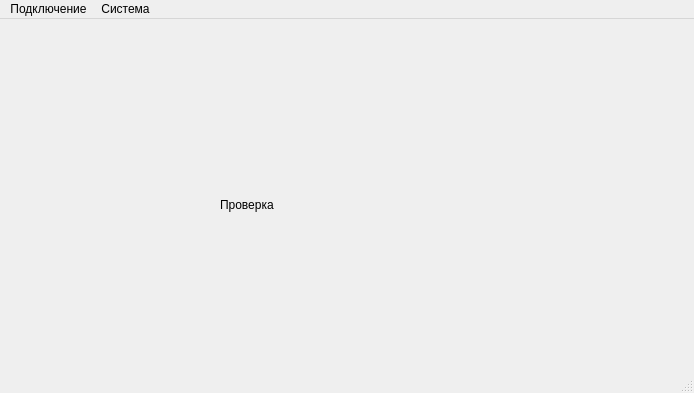
ProElDinh/ChemController, file mainwindow.ui: the form before one commit.
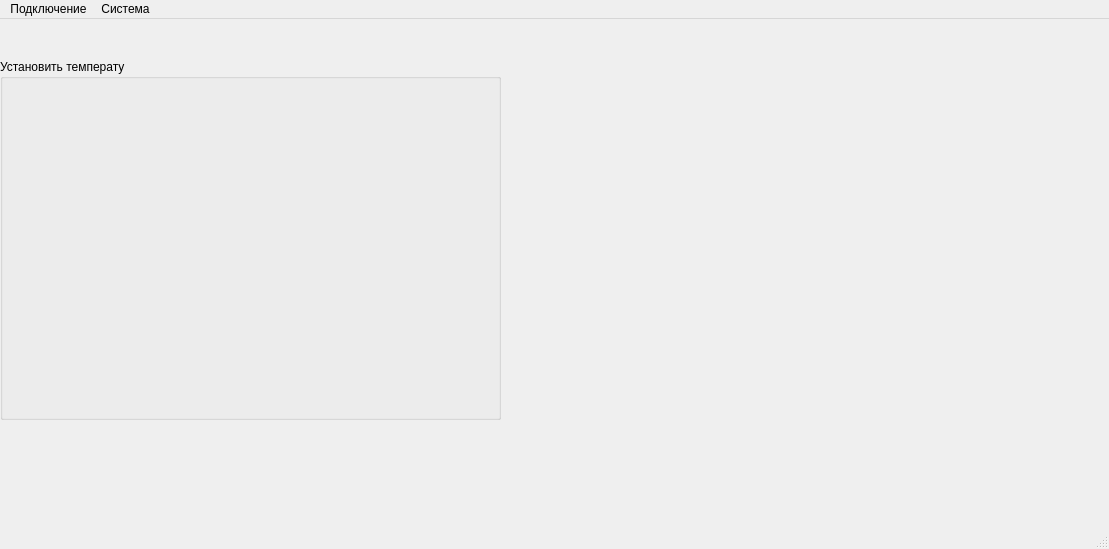
The form after the commit.

What changed in the file:
```diff
--- a/mainwindow.ui
+++ b/mainwindow.ui
@@ -6,37 +6,28 @@
    <rect>
     <x>0</x>
     <y>0</y>
-    <width>694</width>
-    <height>393</height>
+    <width>1109</width>
+    <height>549</height>
    </rect>
   </property>
-  <property name="minimumSize">
-   <size>
-    <width>694</width>
-    <height>393</height>
-   </size>
-  </property>
-  <property name="maximumSize">
-   <size>
-    <width>694</width>
-    <height>393</height>
-   </size>
-  </property>
   <property name="windowTitle">
    <string>MainWindow</string>
   </property>
+  <property name="styleSheet">
+   <string notr="true"/>
+  </property>
   <widget class="QWidget" name="centralwidget">
-   <widget class="QLabel" name="label">
+   <widget class="QGroupBox" name="groupBox">
     <property name="geometry">
      <rect>
-      <x>220</x>
-      <y>140</y>
-      <width>231</width>
-      <height>91</height>
+      <x>0</x>
+      <y>40</y>
+      <width>501</width>
+      <height>361</height>
      </rect>
     </property>
-    <property name="text">
-     <string>Проверка</string>
+    <property name="title">
+     <string>Установить температу</string>
     </property>
    </widget>
   </widget>
@@ -45,7 +36,7 @@
     <rect>
      <x>0</x>
      <y>0</y>
-     <width>694</width>
+     <width>1109</width>
      <height>21</height>
     </rect>
    </property>
```
